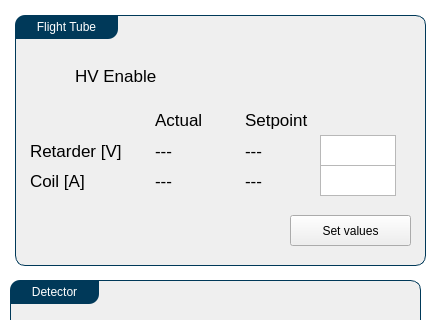
Qt form Utils/ursapqConsoleResources/spectrometer.ui (pnjun/UrsaPQ-Manager) before a commit; both pictures show x 0 to 432 and y 0 to 320 of the 432 by 564 pixel window.
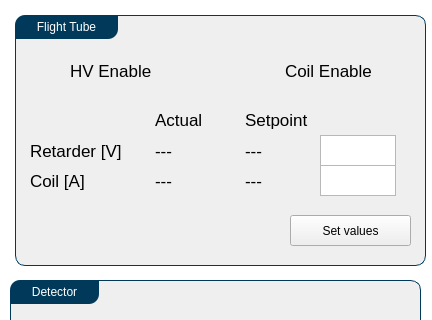
The same form after that commit.

Commit message: coil current setting via server

```diff
--- a/Utils/ursapqConsoleResources/spectrometer.ui
+++ b/Utils/ursapqConsoleResources/spectrometer.ui
@@ -54,8 +54,8 @@
     <widget class="QWidget" name="verticalLayoutWidget_6">
      <property name="geometry">
       <rect>
-       <x>15</x>
-       <y>45</y>
+       <x>10</x>
+       <y>40</y>
        <width>46</width>
        <height>31</height>
       </rect>
@@ -65,9 +65,9 @@
     <widget class="QLabel" name="label_7">
      <property name="geometry">
       <rect>
-       <x>60</x>
-       <y>45</y>
-       <width>166</width>
+       <x>55</x>
+       <y>40</y>
+       <width>131</width>
        <height>31</height>
       </rect>
      </property>
@@ -228,6 +228,30 @@
       <string>Set values</string>
      </property>
     </widget>
+    <widget class="QWidget" name="verticalLayoutWidget_7">
+     <property name="geometry">
+      <rect>
+       <x>225</x>
+       <y>40</y>
+       <width>46</width>
+       <height>31</height>
+      </rect>
+     </property>
+     <layout class="QVBoxLayout" name="tofEnableBox_2"/>
+    </widget>
+    <widget class="QLabel" name="label_10">
+     <property name="geometry">
+      <rect>
+       <x>270</x>
+       <y>40</y>
+       <width>131</width>
+       <height>31</height>
+      </rect>
+     </property>
+     <property name="text">
+      <string>Coil Enable</string>
+     </property>
+    </widget>
     <zorder>verticalLayoutWidget_6</zorder>
     <zorder>label_7</zorder>
     <zorder>widget_2</zorder>
```
Left out of the diff: 2 changed lines with no effect on the pictures. The commit also changes 5 other files.
